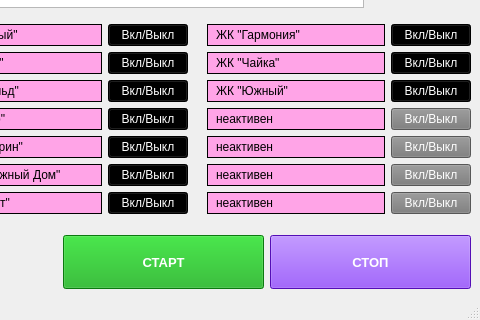
This is design_2.ui in gorod-old/DesktopIntervalParser as Qt 5 draws it before an edit; both pictures show x 653 to 1133 and y 436 to 756 of the 1133 by 756 pixel window. The edited form follows.
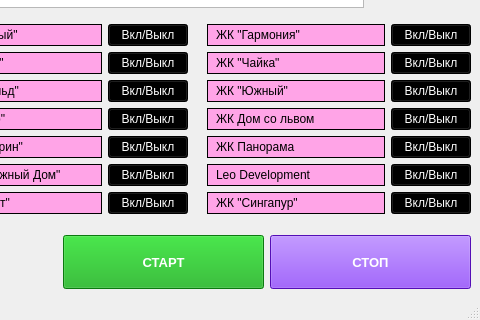
This is the edited form.

What changed in the file:
```diff
--- a/design_2.ui
+++ b/design_2.ui
@@ -1640,15 +1640,15 @@
 </string>
             </property>
             <property name="text">
-             <string>неактивен</string>
+             <string>ЖК Дом со львом</string>
             </property>
            </widget>
           </item>
           <item>
            <widget class="QPushButton" name="siteButton_25">
             <property name="styleSheet">
-             <string notr="true">color: rgb(255, 255, 255);
-background-color: rgb(122, 122, 122);</string>
+             <string notr="true">background-color: rgb(0, 0, 0);
+color: rgb(255, 255, 255);</string>
             </property>
             <property name="text">
              <string>Вкл/Выкл</string>
@@ -1686,15 +1686,15 @@
 border: 1px solid;</string>
             </property>
             <property name="text">
-             <string>неактивен</string>
+             <string>ЖК Панорама</string>
             </property>
            </widget>
           </item>
           <item>
            <widget class="QPushButton" name="siteButton_26">
             <property name="styleSheet">
-             <string notr="true">color: rgb(255, 255, 255);
-background-color: rgb(122, 122, 122);</string>
+             <string notr="true">background-color: rgb(0, 0, 0);
+color: rgb(255, 255, 255);</string>
             </property>
             <property name="text">
              <string>Вкл/Выкл</string>
@@ -1732,15 +1732,15 @@
 border: 1px solid;</string>
             </property>
             <property name="text">
-             <string>неактивен</string>
+             <string>Leo Development</string>
             </property>
            </widget>
           </item>
           <item>
            <widget class="QPushButton" name="siteButton_27">
             <property name="styleSheet">
-             <string notr="true">color: rgb(255, 255, 255);
-background-color: rgb(122, 122, 122);</string>
+             <string notr="true">background-color: rgb(0, 0, 0);
+color: rgb(255, 255, 255);</string>
             </property>
             <property name="text">
              <string>Вкл/Выкл</string>
@@ -1778,15 +1778,15 @@
 border: 1px solid;</string>
             </property>
             <property name="text">
-             <string>неактивен</string>
+             <string>ЖК &quot;Сингапур&quot;</string>
             </property>
            </widget>
           </item>
           <item>
            <widget class="QPushButton" name="siteButton_28">
             <property name="styleSheet">
-             <string notr="true">color: rgb(255, 255, 255);
-background-color: rgb(122, 122, 122);</string>
+             <string notr="true">background-color: rgb(0, 0, 0);
+color: rgb(255, 255, 255);</string>
             </property>
             <property name="text">
              <string>Вкл/Выкл</string>
```
